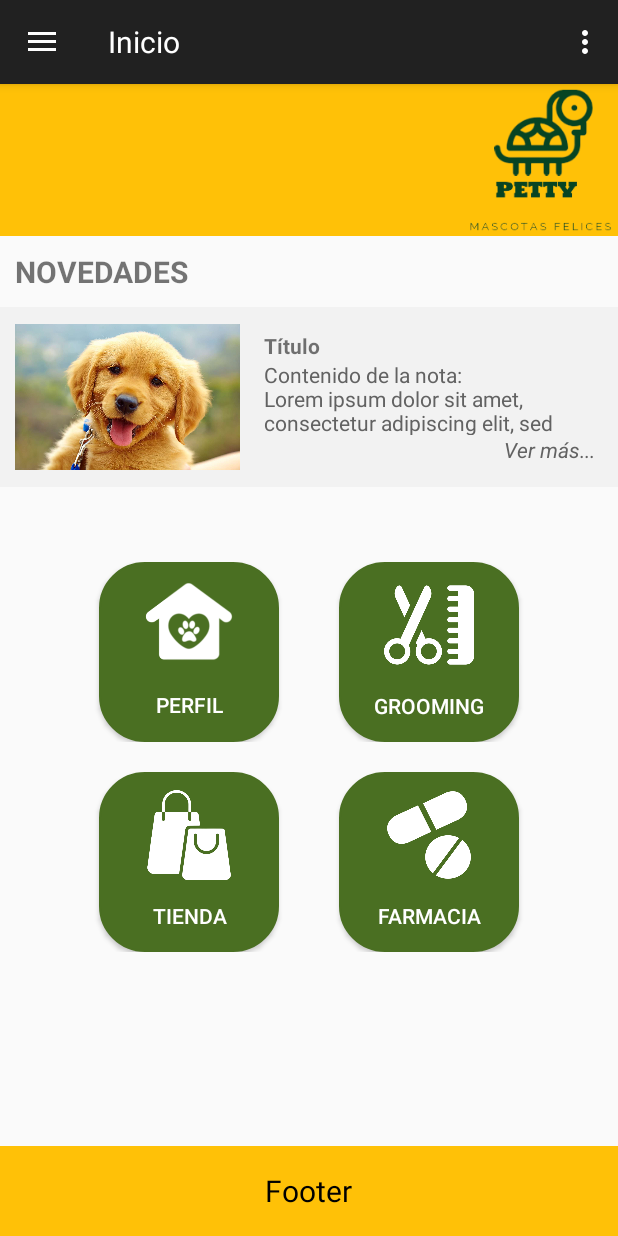
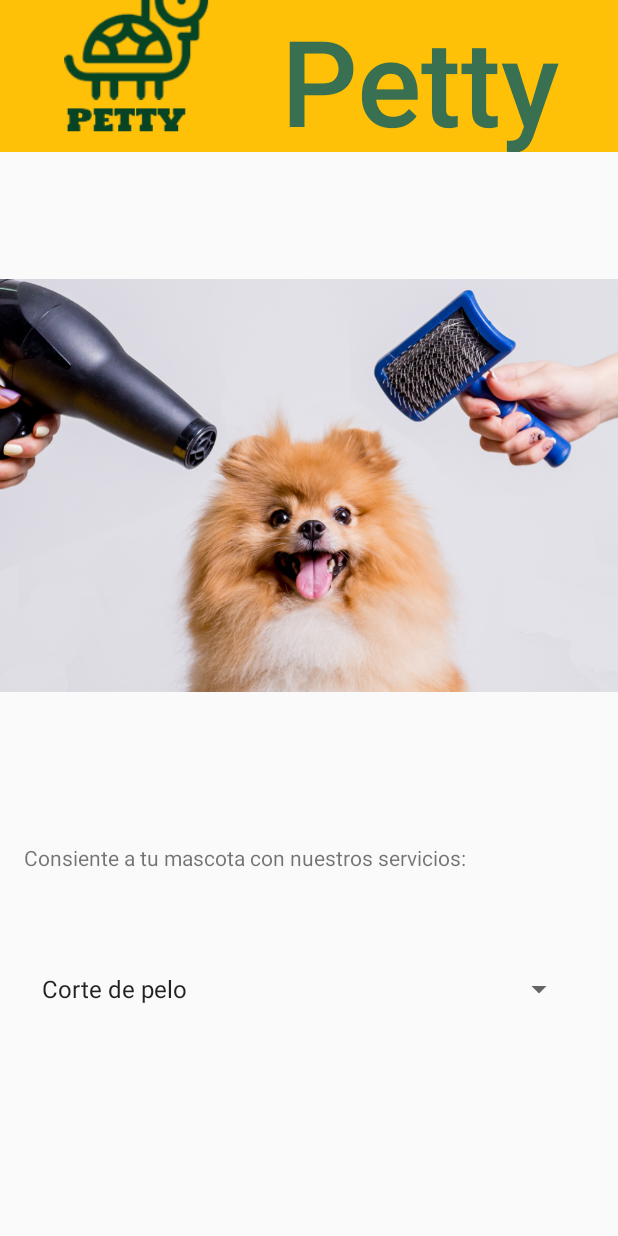
Before and after one commit to monmm/pdm2024_1, an Android app: the HomeActivity screen opened directly, with no data from a screen before it, after a tap on "GROOMING", on a phone screen of 412 x 824 dp. Run offline under Robolectric (Android 15) with nearby library versions, the light colour scheme and no system bars.

Commit message:
implementación de grooming

```diff
--- a/Tarea2/app/src/main/AndroidManifest.xml
+++ b/Tarea2/app/src/main/AndroidManifest.xml
@@ -16,7 +16,7 @@
         android:theme="@style/Base.Theme.Tarea2"
         tools:targetApi="31">
         <activity
-            android:name=".MainActivity2"
+            android:name=".GroomingActivity"
             android:exported="false" />
         <activity
             android:name=".MainActivity"
@@ -30,24 +30,20 @@
         <activity
             android:name=".ProfileActivity"
             android:label="Profile"
-            android:parentActivityName=".HomeActivity">
-        </activity>
+            android:parentActivityName=".HomeActivity"></activity>
         <activity
             android:name=".ClienteActivity"
             android:label="Cliente"
-            android:theme="@style/Base.Theme.Tarea2"
-            android:parentActivityName=".MainActivity">
-        </activity>
+            android:parentActivityName=".MainActivity"
+            android:theme="@style/Base.Theme.Tarea2"></activity>
         <activity
             android:name=".RegistroActivity"
             android:label="Registro"
-            android:parentActivityName=".MainActivity">
-        </activity>
+            android:parentActivityName=".MainActivity"></activity>
         <activity
             android:name=".HomeActivity"
             android:label="Home"
-            android:parentActivityName=".MainActivity">
-        </activity>
+            android:parentActivityName=".MainActivity"></activity>
     </application>
 
 </manifest>
--- /dev/null
+++ b/Tarea2/app/src/main/java/com/example/tarea2/GroomingActivity.java
@@ -0,0 +1,88 @@
+package com.example.tarea2;
+
+import androidx.appcompat.app.AppCompatActivity;
+
+import android.content.res.Resources;
+import android.os.Bundle;
+import android.view.View;
+import android.widget.AdapterView;
+import android.widget.ArrayAdapter;
+import android.widget.Button;
+import android.widget.ImageView;
+import android.widget.Spinner;
+import android.widget.Toast;
+
+public class GroomingActivity extends AppCompatActivity {
+
+    private Spinner spinnerGroomingType;
+    private ImageView imageViewSelectedGrooming;
+    private Button buttonShowMessage;
+
+    @Override
+    protected void onCreate(Bundle savedInstanceState) {
+        super.onCreate(savedInstanceState);
+        setContentView(R.layout.activity_grooming);
+        // Ocultar el ActionBar
+        getSupportActionBar().hide();
+
+        spinnerGroomingType = findViewById(R.id.spinnerGroomingType);
+        imageViewSelectedGrooming = (ImageView)findViewById(R.id.imageViewSelectedGrooming);
+        buttonShowMessage = findViewById(R.id.buttonShowMessage);
+
+        ArrayAdapter<CharSequence> adapter = ArrayAdapter.createFromResource(
+                this,
+                R.array.grooming_types,
+                android.R.layout.simple_spinner_item
+        );
+        adapter.setDropDownViewResource(android.R.layout.simple_spinner_dropdown_item);
+        spinnerGroomingType.setAdapter(adapter);
+
+        // Manejar la selección del Spinner
+        spinnerGroomingType.setOnItemSelectedListener(new AdapterView.OnItemSelectedListener() {
+            @Override
+            public void onItemSelected(AdapterView<?> parentView, View selectedItemView, int position, long id) {
+                // Obtener la opción seleccionada
+                String selectedGroomingType = parentView.getItemAtPosition(position).toString();
+                // Mostrar la imagen correspondiente
+                showImageForGroomingType(selectedGroomingType);
+            }
+
+            @Override
+            public void onNothingSelected(AdapterView<?> parentView) {
+                // No hacer nada si no hay nada seleccionado
+            }
+        });
+
+        // Manejar el clic del botón
+        buttonShowMessage.setOnClickListener(new View.OnClickListener() {
+            @Override
+            public void onClick(View v) {
+                // Obtener la opción seleccionada
+                String selectedGroomingType = spinnerGroomingType.getSelectedItem().toString();
+
+                // Mostrar un mensaje
+                showMessage(selectedGroomingType);
+            }
+        });
+    }
+
+    private void showImageForGroomingType(String groomingType) {
+        // Mostrar la imagen correspondiente según el tipo de grooming
+        if ("Corte de pelo".equals(groomingType)) {
+            imageViewSelectedGrooming.setImageResource(R.drawable.ic_haircut);
+        } else if ("Baño y secado".equals(groomingType)) {
+            imageViewSelectedGrooming.setImageResource(R.drawable.ic_bath);
+        } else if ("Limpieza de orejas".equals(groomingType)) {
+            imageViewSelectedGrooming.setImageResource(R.drawable.ic_ear_cleaning);
+        }
+    }
+
+    private void showMessage(String groomingType) {
+        // Mostrar un mensaje según el tipo de grooming seleccionado
+        String message = "Usted tiene una cita agendada para: " + groomingType;
+        // Puedes usar Log.d para imprimir el mensaje en el Logcat para propósitos de depuración
+        // Log.d("GroomingActivity", message);
+        // Mostrar el mensaje de alguna manera, por ejemplo, mediante un Toast
+        Toast.makeText(this, message, Toast.LENGTH_SHORT).show();
+    }
+}
--- a/Tarea2/app/src/main/java/com/example/tarea2/HomeActivity.java
+++ b/Tarea2/app/src/main/java/com/example/tarea2/HomeActivity.java
@@ -55,7 +55,9 @@ public class HomeActivity extends DrawerMenuActivity {
         groomButton.setOnClickListener(new View.OnClickListener() {
             @Override
             public void onClick(View v) {
-                Toast.makeText(HomeActivity.this, "Coming soon...", Toast.LENGTH_SHORT).show();
+                //iniciar grooming
+                Intent intent = new Intent(HomeActivity.this, GroomingActivity.class);
+                startActivity(intent);
             }
         });
         shopButton.setOnClickListener(new View.OnClickListener() {
--- /dev/null
+++ b/Tarea2/app/src/main/res/layout/activity_grooming.xml
@@ -0,0 +1,93 @@
+<?xml version="1.0" encoding="utf-8"?>
+<LinearLayout xmlns:android="http://schemas.android.com/apk/res/android"
+    xmlns:app="http://schemas.android.com/apk/res-auto"
+    xmlns:tools="http://schemas.android.com/tools"
+    android:layout_width="match_parent"
+    android:layout_height="match_parent"
+    android:orientation="vertical"
+    tools:context=".GroomingActivity">
+    <LinearLayout
+        android:id="@+id/header_title"
+        android:layout_width="match_parent"
+        android:layout_height="101dp"
+        android:orientation="horizontal">
+
+        <ImageView
+            android:id="@+id/logo"
+            android:layout_width="wrap_content"
+            android:layout_height="match_parent"
+            android:background="#FFC107"
+            android:scaleType="center"
+            android:scaleX="1.2"
+            android:scaleY="1.2"
+            android:paddingLeft="25dp"
+            android:src="@drawable/logo_removebg"
+            android:contentDescription="Logo App">
+        </ImageView>
+
+        <TextView
+            android:id="@+id/nombre"
+            android:layout_width="match_parent"
+            android:layout_height="wrap_content"
+            android:background="#FFC107"
+            android:shadowColor="#009688"
+            android:text="Petty"
+            android:textAlignment="center"
+            android:textAppearance="@style/TextAppearance.AppCompat.Body2"
+            android:textColor="#387051"
+            android:textColorHighlight="#FFFFFF"
+            android:textDirection="firstStrongRtl"
+            android:textSize="80sp" />
+    </LinearLayout>
+    <!-- Agrega un ImageView para mostrar la imagen seleccionada -->
+    <ImageView
+        android:id="@+id/imageViewSelectedGrooming"
+        android:layout_width="wrap_content"
+        android:layout_height="wrap_content"
+        android:layout_gravity="center"
+        android:src="@drawable/predeterminadogroom" />
+
+    <RelativeLayout
+        android:layout_width="match_parent"
+        android:layout_height="match_parent"
+        tools:context=".GroomingActivity">
+
+        <TextView
+            android:id="@+id/textViewType"
+            android:layout_width="wrap_content"
+            android:layout_height="wrap_content"
+            android:layout_marginStart="16dp"
+            android:layout_marginTop="16dp"
+            android:text="Consiente a tu mascota con nuestros servicios:" />
+
+        <!-- Agrega más vistas según tus necesidades -->
+
+        <Spinner
+            android:id="@+id/spinnerGroomingType"
+            android:layout_width="367dp"
+            android:layout_height="61dp"
+            android:layout_below="@id/textViewType"
+            android:layout_marginStart="16dp"
+            android:layout_marginTop="47dp"
+            android:layout_marginEnd="16dp"
+            android:entries="@array/grooming_types"
+            android:visibility="visible" />
+
+        <Button
+            android:id="@+id/buttonShowMessage"
+            android:layout_width="wrap_content"
+            android:layout_height="29dp"
+            android:layout_below="@id/spinnerGroomingType"
+            android:layout_alignParentStart="true"
+            android:layout_alignParentEnd="true"
+            android:layout_alignParentBottom="true"
+            android:layout_marginStart="139dp"
+            android:layout_marginTop="108dp"
+            android:layout_marginEnd="146dp"
+            android:layout_marginBottom="96dp"
+            android:text="Agendar Cita" />
+
+    </RelativeLayout>
+
+
+</LinearLayout>
--- /dev/null
+++ b/Tarea2/app/src/main/res/values/arrays.xml
@@ -0,0 +1,15 @@
+<?xml version="1.0" encoding="utf-8"?>
+<resources>
+    <array name="grooming_types">
+        <item>
+            <name>Corte de pelo</name>
+        </item>
+        <item>
+            <name>Baño y secado</name>
+        </item>
+        <item>
+            <name>Limpieza de orejas</name>
+        </item>
+        <!-- Agrega más tipos según tus necesidades -->
+    </array>
+</resources>
```
Also changed, not shown: Tarea2/app/src/main/java/com/example/tarea2/ClienteActivity.java (+2 -8 lines), Tarea2/app/src/main/res/drawable-nodpi/ic_bath.jpg (added), Tarea2/app/src/main/res/drawable-nodpi/ic_ear_cleaning.jpeg (added), Tarea2/app/src/main/res/drawable-nodpi/ic_haircut.webp (added), Tarea2/app/src/main/res/drawable-nodpi/predeterminadogroom.jpg (added), Tarea2/app/src/main/res/grooming.jpg (added).
